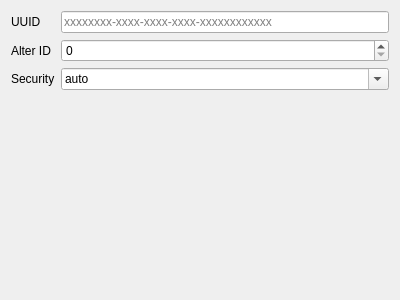
Above: src/plugins/protocols/ui/outbound/vmess.ui from Qv2ray/Qv2ray before the change. Below: the same form after it.
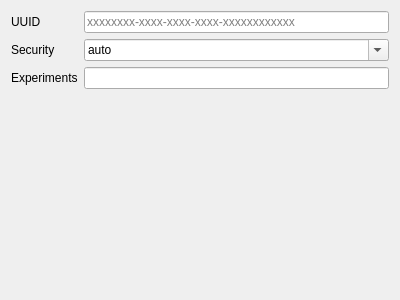
That is the form after the change.

```diff
--- a/src/plugins/protocols/ui/outbound/vmess.ui
+++ b/src/plugins/protocols/ui/outbound/vmess.ui
@@ -35,30 +35,13 @@
     </widget>
    </item>
    <item row="1" column="0">
-    <widget class="QLabel" name="alterLabel">
-     <property name="text">
-      <string>Alter ID</string>
-     </property>
-    </widget>
-   </item>
-   <item row="1" column="1">
-    <widget class="QSpinBox" name="alterLineEdit">
-     <property name="maximum">
-      <number>65535</number>
-     </property>
-     <property name="value">
-      <number>0</number>
-     </property>
-    </widget>
-   </item>
-   <item row="2" column="0">
     <widget class="QLabel" name="securityLabel">
      <property name="text">
       <string>Security</string>
      </property>
     </widget>
    </item>
-   <item row="2" column="1">
+   <item row="1" column="1">
     <widget class="QComboBox" name="securityCombo">
      <property name="sizePolicy">
       <sizepolicy hsizetype="Preferred" vsizetype="Fixed">
@@ -91,6 +74,16 @@
      </item>
     </widget>
    </item>
+   <item row="2" column="0">
+    <widget class="QLabel" name="label">
+     <property name="text">
+      <string>Experiments</string>
+     </property>
+    </widget>
+   </item>
+   <item row="2" column="1">
+    <widget class="QLineEdit" name="experimentsTxt"/>
+   </item>
   </layout>
  </widget>
  <resources/>
```
